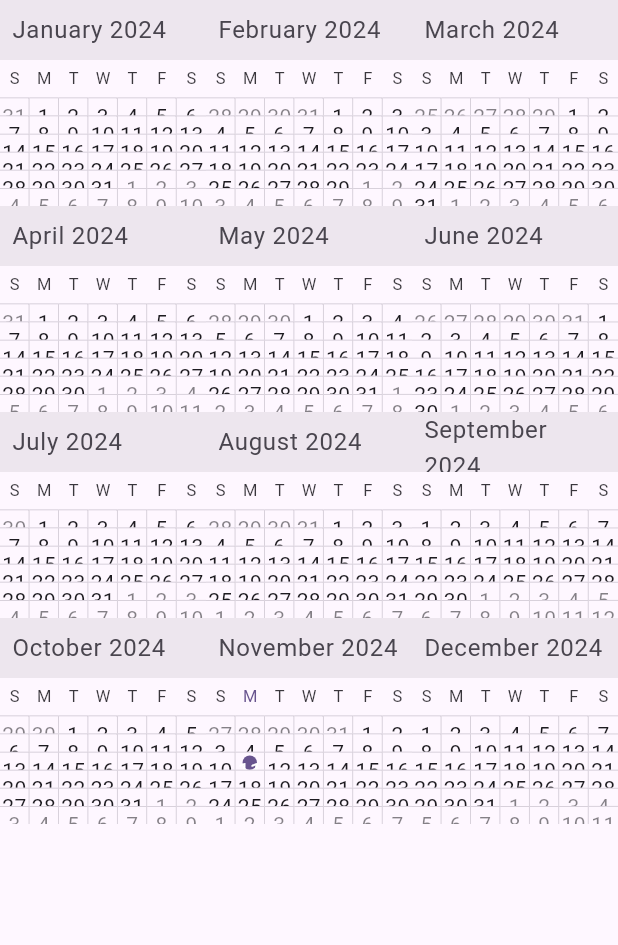
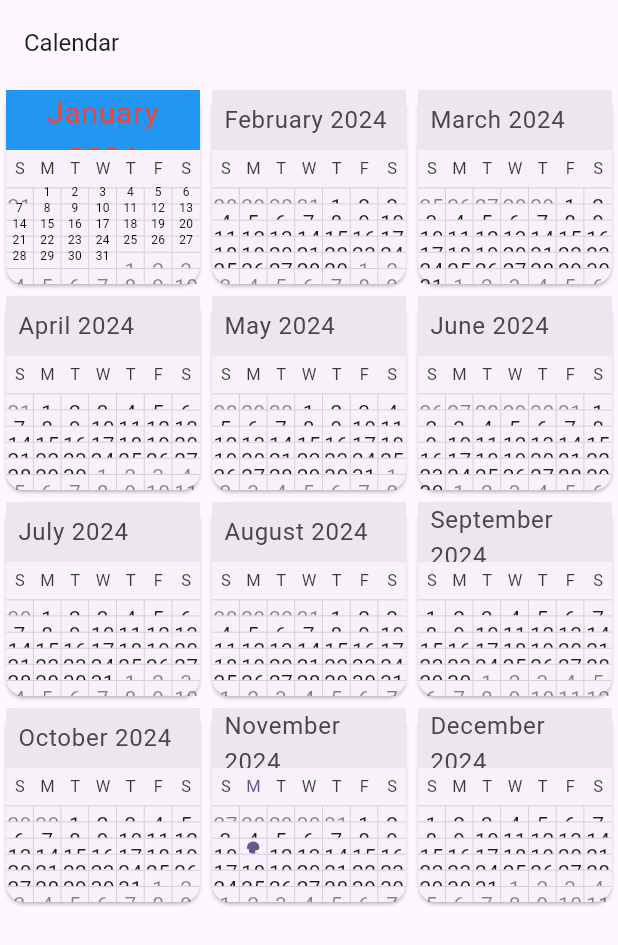
Before and after one commit to JoDi-2903/SkillForge, a Flutter app: the screen it shows after launch, on a phone screen of 412 x 824 dp. Shown: the top 945 px of the screen. Run offline on Flutter 3.47's test engine with Material 3 defaults, Android fonts, the phone set to English and light mode, and no system bars; drawn by our look-alikes of syncfusion_flutter_calendar.

Commit message:
Start of Automatic Fontscaling

```diff
--- a/UI/flutter_application_1/lib/main.dart
+++ b/UI/flutter_application_1/lib/main.dart
@@ -60,24 +60,105 @@ class _MyHomePageState extends State<MyHomePage> {
   @override
   Widget build(BuildContext context) {
     return Scaffold(
+      appBar: AppBar(
+        title: Text(
+          'Calendar',
+          style: TextStyle(
+            fontSize: AutoScalingFactor.largeTextScaler(context)
+          ),
+        ),
+      ),
       body:
         GridView.count(
           crossAxisCount: 3,
           children: <Widget>[
-            SfCalendar(view: CalendarView.month, initialDisplayDate: DateTime(DateTime.now().year, 1)),
+            Card(
+              child: SfCalendar(
+                view: CalendarView.month,
+                initialDisplayDate: DateTime(DateTime.now().year, 1),
+                headerStyle: const CalendarHeaderStyle(
+                  textStyle: TextStyle(color: Colors.red, fontSize: 20),
+                  textAlign: TextAlign.center,
+                  backgroundColor: Colors.blue),
+                monthViewSettings: MonthViewSettings(
+                  monthCellStyle: MonthCellStyle(
+                    textStyle: TextStyle(color: Colors.black, fontSize: AutoScalingFactor.smallTextScaler(context), height: -1.01)
+                  ),
+                ),
+
+              ),
+            ),
+            Card(
+              child:
               SfCalendar(view: CalendarView.month, initialDisplayDate: DateTime(DateTime.now().year, 2)),
+              ),
+            Card(
+              child:
               SfCalendar(view: CalendarView.month, initialDisplayDate: DateTime(DateTime.now().year, 3)),
+              ),
+            Card(
+              child:
               SfCalendar(view: CalendarView.month, initialDisplayDate: DateTime(DateTime.now().year, 4)),
+              ),
+            Card(
+              child:
               SfCalendar(view: CalendarView.month, initialDisplayDate: DateTime(DateTime.now().year, 5)),
+              ),
+            Card(
+              child:
               SfCalendar(view: CalendarView.month, initialDisplayDate: DateTime(DateTime.now().year, 6)),
+              ),
+            Card(
+              child:
               SfCalendar(view: CalendarView.month, initialDisplayDate: DateTime(DateTime.now().year, 7)),
+              ),
+            Card(
+              child:
               SfCalendar(view: CalendarView.month, initialDisplayDate: DateTime(DateTime.now().year, 8)),
+              ),
+            Card(
+              child:
               SfCalendar(view: CalendarView.month, initialDisplayDate: DateTime(DateTime.now().year, 9)),
+              ),
+            Card(
+              child:
               SfCalendar(view: CalendarView.month, initialDisplayDate: DateTime(DateTime.now().year, 10)),
+              ),
+            Card(
+              child:
               SfCalendar(view: CalendarView.month, initialDisplayDate: DateTime(DateTime.now().year, 11)),
+              ),
+            Card(
+              child:
               SfCalendar(view: CalendarView.month, initialDisplayDate: DateTime(DateTime.now().year, 12)),
+              ),
+
           ],
         ),
     );
   }
 }
+
+class AutoScalingFactor {
+  static const widthThresholdLow = 600;
+  static const widthThresholdHigh = 800;
+  static const heightThresholdLow = 300;
+  static const heightThresholdHigh = 400;
+
+  static bool isLowWidth(BuildContext context) {
+    return MediaQuery.of(context).size.width < widthThresholdLow;
+  }
+  static bool isHighWidth(BuildContext context) {
+    return MediaQuery.of(context).size.width < widthThresholdLow;
+  }
+  static bool isLowHeigth(BuildContext context) {
+    print(MediaQuery.of(context).size.height);
+    return MediaQuery.of(context).size.height < heightThresholdLow;
+  }
+   static bool isHighHeight(BuildContext context) {
+    return MediaQuery.of(context).size.height < heightThresholdLow;
+  }
+
+  static double smallTextScaler(BuildContext context) => isLowHeigth(context) ? 4 : 8;
+  static double largeTextScaler(BuildContext context) => isLowHeigth(context) ? 8 : 16;
+}
```
Lines whose indentation alone changed are shown as unchanged.
